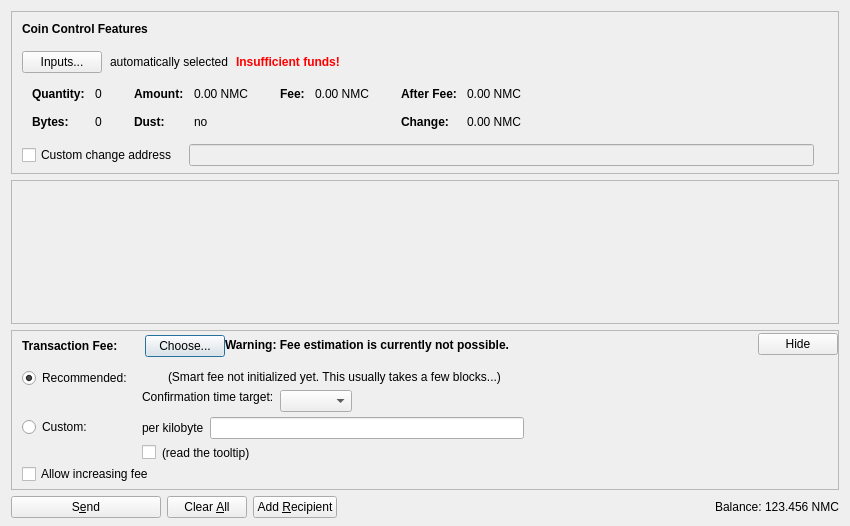
This is src/qt/forms/sendcoinsdialog.ui in xaya/xaya as Qt 5 draws it before an edit. The edited form follows.
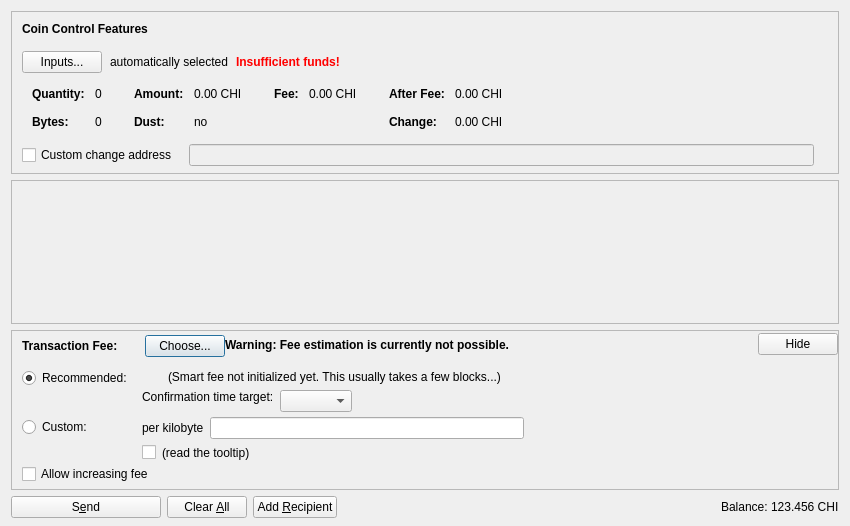
This is the edited form. Icons and pictures are not drawn. Custom widgets are drawn as their Qt base class.

Diff of the .ui file:
```diff
--- a/src/qt/forms/sendcoinsdialog.ui
+++ b/src/qt/forms/sendcoinsdialog.ui
@@ -324,7 +324,7 @@
                   <enum>Qt::ActionsContextMenu</enum>
                  </property>
                  <property name="text">
-                  <string notr="true">0.00 NMC</string>
+                  <string notr="true">0.00 CHI</string>
                  </property>
                  <property name="textInteractionFlags">
                   <set>Qt::LinksAccessibleByMouse|Qt::TextSelectableByKeyboard|Qt::TextSelectableByMouse</set>
@@ -404,7 +404,7 @@
                   <enum>Qt::ActionsContextMenu</enum>
                  </property>
                  <property name="text">
-                  <string notr="true">0.00 NMC</string>
+                  <string notr="true">0.00 CHI</string>
                  </property>
                  <property name="textInteractionFlags">
                   <set>Qt::LinksAccessibleByMouse|Qt::TextSelectableByKeyboard|Qt::TextSelectableByMouse</set>
@@ -455,7 +455,7 @@
                   <enum>Qt::ActionsContextMenu</enum>
                  </property>
                  <property name="text">
-                  <string notr="true">0.00 NMC</string>
+                  <string notr="true">0.00 CHI</string>
                  </property>
                  <property name="textInteractionFlags">
                   <set>Qt::LinksAccessibleByMouse|Qt::TextSelectableByKeyboard|Qt::TextSelectableByMouse</set>
@@ -484,7 +484,7 @@
                   <enum>Qt::ActionsContextMenu</enum>
                  </property>
                  <property name="text">
-                  <string notr="true">0.00 NMC</string>
+                  <string notr="true">0.00 CHI</string>
                  </property>
                  <property name="textInteractionFlags">
                   <set>Qt::LinksAccessibleByMouse|Qt::TextSelectableByKeyboard|Qt::TextSelectableByMouse</set>
@@ -1247,7 +1247,7 @@
           <cursorShape>IBeamCursor</cursorShape>
          </property>
          <property name="text">
-          <string notr="true">123.456 NMC</string>
+          <string notr="true">123.456 CHI</string>
          </property>
          <property name="textInteractionFlags">
           <set>Qt::LinksAccessibleByMouse|Qt::TextSelectableByKeyboard|Qt::TextSelectableByMouse</set>
```
